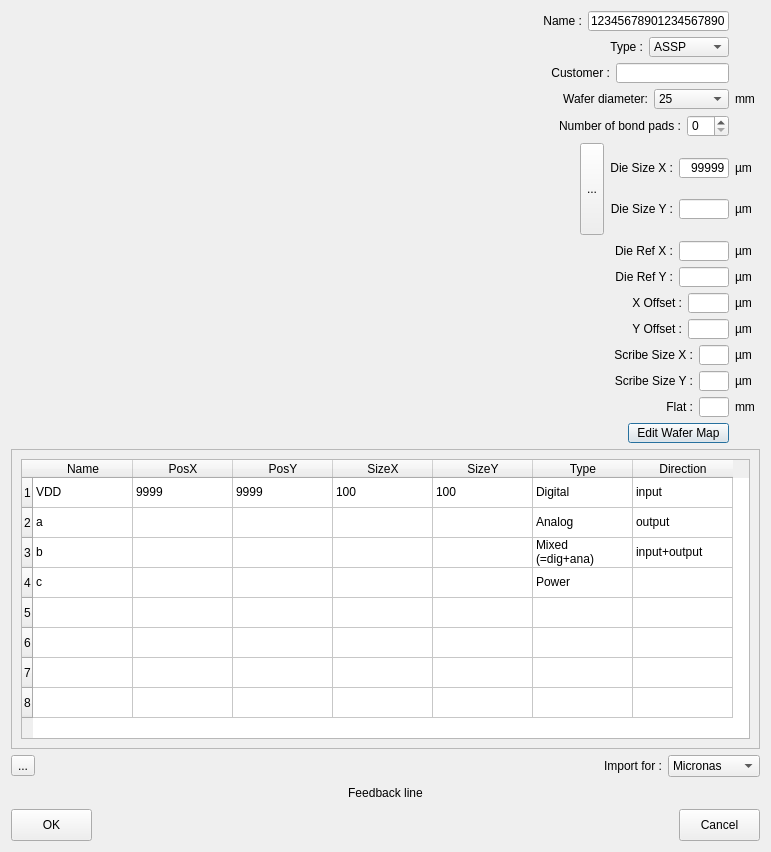
The window that src/ATE/org/actions_on/maskset/MasksetWizard.ui (goanpeca/ATE.org) describes before a commit, drawn with Qt 5.
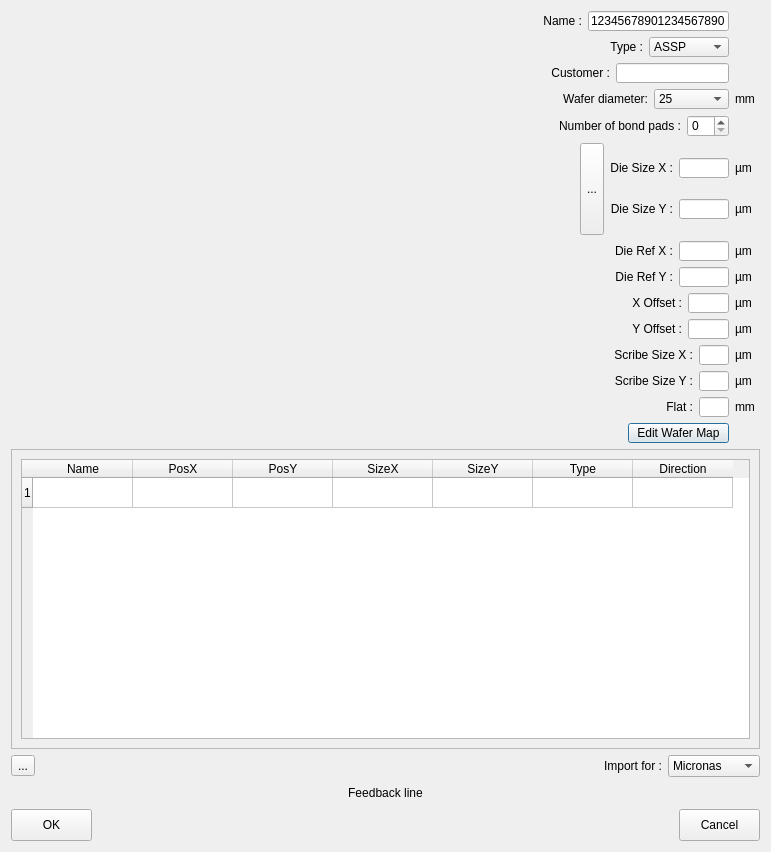
The same window after the commit. Icons and pictures are not drawn.

The edit to the form file:
```diff
--- a/src/ATE/org/actions_on/maskset/MasksetWizard.ui
+++ b/src/ATE/org/actions_on/maskset/MasksetWizard.ui
@@ -699,7 +699,7 @@
                   <string>posetive integer measured in µm</string>
                  </property>
                  <property name="text">
-                  <string>99999</string>
+                  <string/>
                  </property>
                  <property name="alignment">
                   <set>Qt::AlignRight|Qt::AlignTrailing|Qt::AlignVCenter</set>
@@ -1634,41 +1634,6 @@
             <string>1</string>
            </property>
           </row>
-          <row>
-           <property name="text">
-            <string>2</string>
-           </property>
-          </row>
-          <row>
-           <property name="text">
-            <string>3</string>
-           </property>
-          </row>
-          <row>
-           <property name="text">
-            <string>4</string>
-           </property>
-          </row>
-          <row>
-           <property name="text">
-            <string>5</string>
-           </property>
-          </row>
-          <row>
-           <property name="text">
-            <string>6</string>
-           </property>
-          </row>
-          <row>
-           <property name="text">
-            <string>7</string>
-           </property>
-          </row>
-          <row>
-           <property name="text">
-            <string>8</string>
-           </property>
-          </row>
           <column>
            <property name="text">
             <string>Name</string>
@@ -1706,77 +1671,37 @@
           </column>
           <item row="0" column="0">
            <property name="text">
-            <string>VDD</string>
+            <string/>
            </property>
           </item>
           <item row="0" column="1">
            <property name="text">
-            <string>9999</string>
+            <string/>
            </property>
           </item>
           <item row="0" column="2">
            <property name="text">
-            <string>9999</string>
+            <string/>
            </property>
           </item>
           <item row="0" column="3">
            <property name="text">
-            <string>100</string>
+            <string/>
            </property>
           </item>
           <item row="0" column="4">
            <property name="text">
-            <string>100</string>
+            <string/>
            </property>
           </item>
           <item row="0" column="5">
            <property name="text">
-            <string>Digital</string>
+            <string/>
            </property>
           </item>
           <item row="0" column="6">
            <property name="text">
-            <string>input</string>
-           </property>
-          </item>
-          <item row="1" column="0">
-           <property name="text">
-            <string>a</string>
-           </property>
-          </item>
-          <item row="1" column="5">
-           <property name="text">
-            <string>Analog</string>
-           </property>
-          </item>
-          <item row="1" column="6">
-           <property name="text">
-            <string>output</string>
-           </property>
-          </item>
-          <item row="2" column="0">
-           <property name="text">
-            <string>b</string>
-           </property>
-          </item>
-          <item row="2" column="5">
-           <property name="text">
-            <string>Mixed (=dig+ana)</string>
-           </property>
-          </item>
-          <item row="2" column="6">
-           <property name="text">
-            <string>input+output</string>
-           </property>
-          </item>
-          <item row="3" column="0">
-           <property name="text">
-            <string>c</string>
-           </property>
-          </item>
-          <item row="3" column="5">
-           <property name="text">
-            <string>Power</string>
+            <string/>
            </property>
           </item>
          </widget>
```
Left out of the diff: 8 changed lines with no effect on the pictures.
